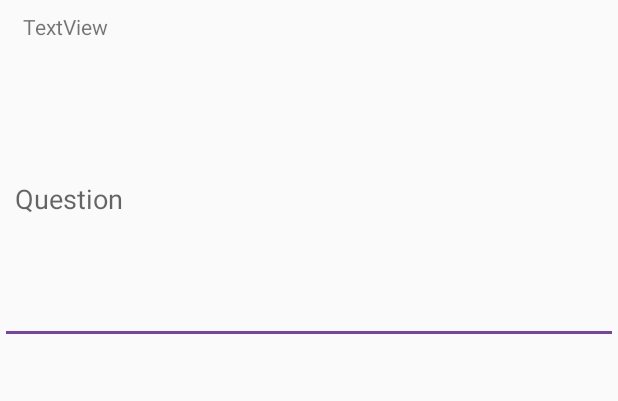
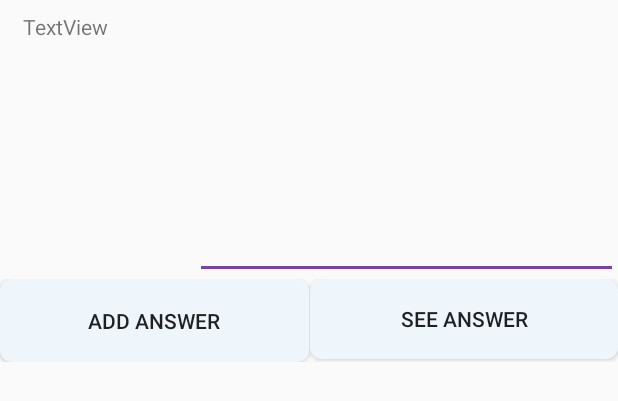
Before and after one commit to ReplyMee/ReplyMe-1, an Android app: the layout recycler_view_row2.xml on its own in the app's theme, with its tools: preview values and no code run, on a phone screen of 412 x 824 dp. Shown: the top 401 px of the screen. Run offline under Robolectric (Android 15) with nearby library versions, the light colour scheme and no system bars.

Commit message:
Home page

```diff
--- /dev/null
+++ b/app/src/main/res/drawable/main_button.xml
@@ -0,0 +1,5 @@
+<?xml version="1.0" encoding="utf-8"?>
+<shape xmlns:android="http://schemas.android.com/apk/res/android" android:shape="rectangle">
+    <solid android:color="#EEF6FC"/>
+    <corners android:radius="8dp"/>
+</shape>
--- a/app/src/main/res/layout/recycler_view_row2.xml
+++ b/app/src/main/res/layout/recycler_view_row2.xml
@@ -1,23 +1,63 @@
 <?xml version="1.0" encoding="utf-8"?>
 <LinearLayout xmlns:android="http://schemas.android.com/apk/res/android"
+    xmlns:app="http://schemas.android.com/apk/res-auto"
+    xmlns:tools="http://schemas.android.com/tools"
     android:orientation="vertical"
     android:layout_width="match_parent"
     android:layout_height="wrap_content">
 
     <TextView
-        android:id="@+id/recyclerEmailText2"
+        android:id="@+id/recyclerUsername"
         android:layout_width="match_parent"
         android:layout_height="36dp"
         android:paddingLeft="15dp"
         android:paddingTop="8dp"
         android:text="TextView" />
 
-    <EditText
-        android:id="@+id/recyclerQuestionText2"
+    <androidx.constraintlayout.widget.ConstraintLayout
         android:layout_width="match_parent"
-        android:layout_height="193dp"
-        android:ems="10"
-        android:hint="Question"
-        android:inputType="textPersonName"
-        android:paddingLeft="10dp" />
+        android:layout_height="wrap_content" >
+
+        <ImageView
+            android:id="@+id/questionimage"
+            android:layout_width="129dp"
+            android:layout_height="150dp"
+
+            app:layout_constraintEnd_toStartOf="@+id/questiontxt"
+            app:layout_constraintStart_toStartOf="parent"
+            app:layout_constraintTop_toTopOf="parent" />
+
+        <EditText
+            android:id="@+id/questiontxt"
+            android:layout_width="282dp"
+            android:layout_height="150dp"
+            android:ems="10"
+            android:inputType="textPersonName"
+            app:layout_constraintBottom_toBottomOf="@+id/questionimage"
+            app:layout_constraintEnd_toEndOf="parent"
+            app:layout_constraintTop_toTopOf="@+id/questionimage" />
+    </androidx.constraintlayout.widget.ConstraintLayout>
+    <androidx.constraintlayout.widget.ConstraintLayout
+        android:layout_width="match_parent"
+        android:layout_height="wrap_content" >
+
+        <Button
+            android:id="@+id/addanswer"
+            android:layout_width="206dp"
+            android:layout_height="55dp"
+            android:text="Add Answer"
+            android:background="@drawable/main_button"
+            app:layout_constraintStart_toStartOf="parent"
+            app:layout_constraintTop_toTopOf="parent" />
+
+        <Button
+            android:id="@+id/seeanswer"
+            android:layout_width="205dp"
+            android:layout_height="53dp"
+            android:text="See Answer"
+            android:background="@drawable/main_button"
+            app:layout_constraintEnd_toEndOf="parent"
+            app:layout_constraintTop_toTopOf="@+id/addanswer" />
+    </androidx.constraintlayout.widget.ConstraintLayout>
+
 </LinearLayout>
```
